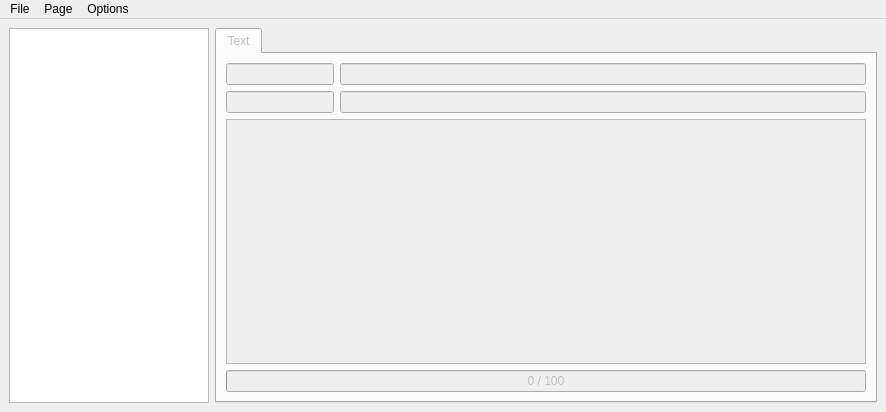
Old version of the form mainwin.ui in the repository samstyle/transtext.
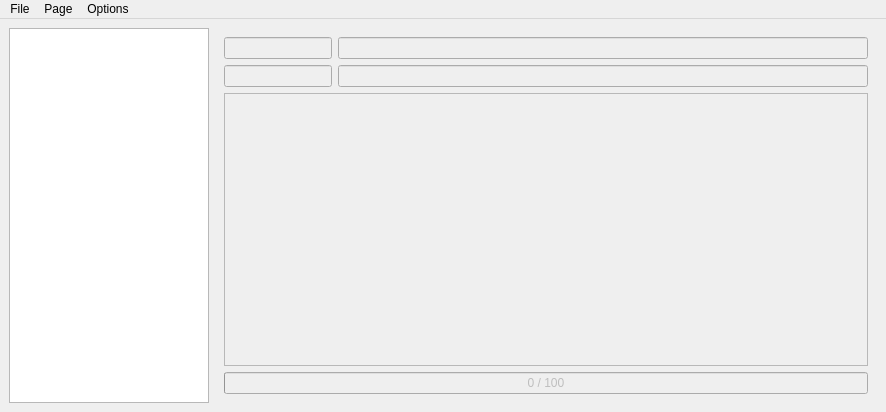
New version of the form. Icons and pictures are not drawn.

```diff
--- a/mainwin.ui
+++ b/mainwin.ui
@@ -14,8 +14,6 @@
    <string>MainWindow</string>
   </property>
   <widget class="QWidget" name="centralwidget">
-   <layout class="QVBoxLayout" name="verticalLayout_2" stretch="5">
-    <item>
      <layout class="QHBoxLayout" name="horizontalLayout">
       <item>
        <widget class="QTreeWidget" name="tree">
@@ -48,17 +46,10 @@
        </widget>
       </item>
       <item>
-       <widget class="QTabWidget" name="tabs">
+     <widget class="QWidget" name="tabs" native="true">
         <property name="enabled">
          <bool>false</bool>
         </property>
-        <property name="currentIndex">
-         <number>0</number>
-        </property>
-        <widget class="QWidget" name="tab">
-         <attribute name="title">
-          <string>Text</string>
-         </attribute>
          <layout class="QVBoxLayout" name="verticalLayout">
           <item>
            <layout class="QGridLayout" name="editGrid" columnstretch="0,10">
@@ -101,9 +92,6 @@
           </item>
          </layout>
         </widget>
-       </widget>
-      </item>
-     </layout>
     </item>
    </layout>
   </widget>
```
Left out of the diff: 8 changed lines with no effect on the pictures. Lines whose indentation alone changed are shown as unchanged.
